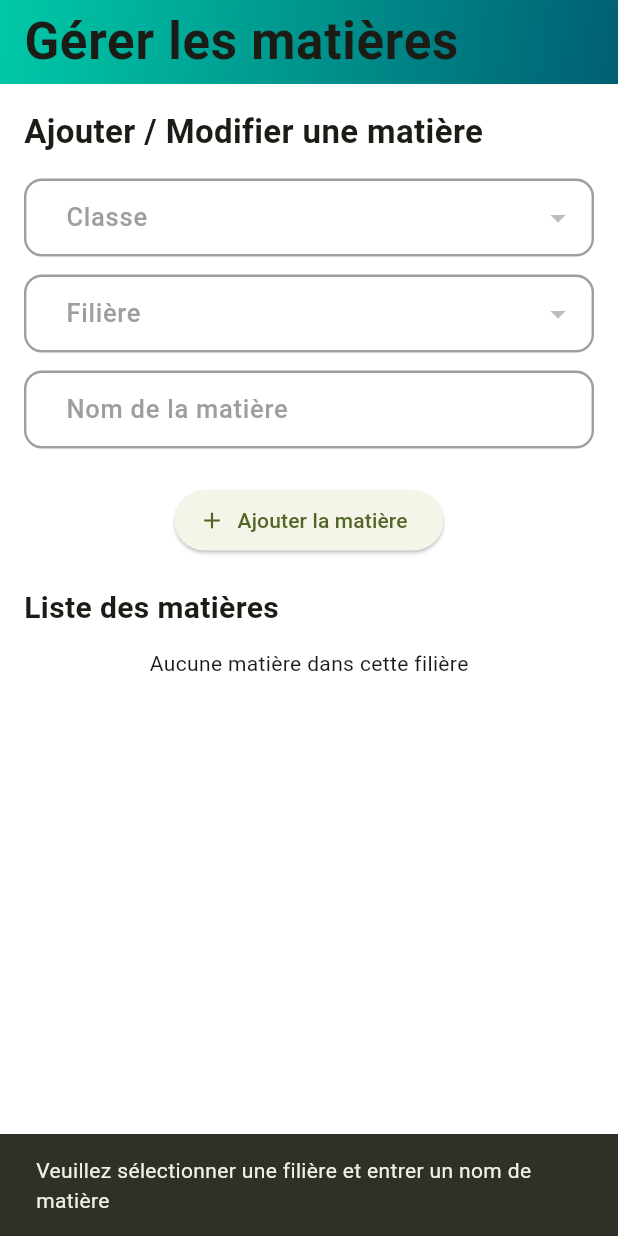
After one commit to yvy15/orientationscolaire, a Flutter app: the DashboardMatieres screen opened directly, after a tap on "Ajouter la matière", on a phone screen of 412 x 824 dp. The commit adds this screen. Run offline on Flutter 3.47's test engine with Material 3 defaults, Android fonts, the phone set to English and light mode, and no system bars; our stand-ins replace file_picker, shared_preferences, syncfusion_flutter_charts; accounts and stored records are empty.

Commit message:
l'interface de l'ajout de matiere fonctionne normalement et je pense quil n'ya plus rien a ajouter dans etablissement a part l'api de messagerie

```diff
--- a/frontend/lib/Config/ApiConfig.dart
+++ b/frontend/lib/Config/ApiConfig.dart
@@ -1,3 +1,3 @@
 class ApiConfig {
-  static const String baseUrl = "http://10.60.98.253:8080/api";
+  static const String baseUrl = "http://192.168.2.117:8080/api";
 }
--- /dev/null
+++ b/frontend/lib/screens/etablissment/dashboard_matieres.dart
@@ -0,0 +1,316 @@
+import 'package:flutter/material.dart';
+import 'package:frontend/models/Classe.dart';
+import 'package:frontend/models/Matiere.dart';
+import 'package:frontend/services/Classeservice.dart';
+import 'package:frontend/services/Filiereservice.dart';
+import 'package:frontend/services/MatiereService.dart';
+import 'package:shared_preferences/shared_preferences.dart';
+
+
+class DashboardMatieres extends StatefulWidget {
+  const DashboardMatieres({Key? key}) : super(key: key);
+
+  @override
+  State<DashboardMatieres> createState() => _DashboardMatieresState();
+}
+
+class _DashboardMatieresState extends State<DashboardMatieres> {
+  final TextEditingController _matiereController = TextEditingController();
+  List<Classe> _classes = [];
+  List<String> _listeClasses = [];
+  Map<String, List<Map<String, dynamic>>> _donneesFilieres = {};
+  String? _classeSelectionnee;
+  String? _filiereSelectionnee;
+  List<Matiere> _matieres = [];
+  int? _matiereEnEditionId;
+
+  @override
+  void initState() {
+    super.initState();
+    _chargerClassesEtFilieres();
+  }
+
+  Future<String?> _getUtilisateurEmail() async {
+    final prefs = await SharedPreferences.getInstance();
+    return prefs.getString('email');
+  }
+
+  Future<void> _chargerClassesEtFilieres() async {
+    try {
+      final userEmail = await _getUtilisateurEmail();
+      if (userEmail != null && userEmail.isNotEmpty) {
+        final etablissement = await ClasseService().getEtablissementByUtilisateurEmail(userEmail);
+        if (etablissement != null) {
+          int etablissementId = etablissement.id!;
+          _classes = await ClasseService().getClasses(etablissementId);
+          _listeClasses = _classes.map((c) => c.classe).toList();
+          _donneesFilieres = await FiliereService().getFilieresParClassePourEtablissement(etablissementId);
+          setState(() {
+            if (_listeClasses.isNotEmpty) {
+              _classeSelectionnee = _listeClasses.first;
+            }
+            if (_classeSelectionnee != null && _donneesFilieres[_classeSelectionnee!] != null && _donneesFilieres[_classeSelectionnee!]!.isNotEmpty) {
+              _filiereSelectionnee = _donneesFilieres[_classeSelectionnee!]!.first['filiere'].toString();
+            } else {
+              _filiereSelectionnee = null;
+            }
+          });
+          await _chargerMatieres();
+        }
+      }
+    } catch (e) {
+      ScaffoldMessenger.of(context).showSnackBar(
+        SnackBar(content: Text('Erreur lors du chargement initial: $e')),
+      );
+    }
+  }
+
+  Future<void> _chargerMatieres() async {
+    if (_filiereSelectionnee == null) {
+      setState(() {
+        _matieres = [];
+      });
+      return;
+    }
+    try {
+      final filiereList = _donneesFilieres[_classeSelectionnee!]!;
+      final filiereObj = filiereList.firstWhere(
+            (f) => f['filiere'].toString() == _filiereSelectionnee,
+        orElse: () => <String, dynamic>{},
+      );
+      if (filiereObj.isEmpty || filiereObj['id'] == null) {
+        setState(() {
+          _matieres = [];
+        });
+        return;
+      }
+      final filiereId = filiereObj['id'] as int;
+      final matieresChargees = await MatiereService().getMatieres(filiereId);
+      setState(() {
+        _matieres = matieresChargees;
+      });
+    } catch (e) {
+      ScaffoldMessenger.of(context).showSnackBar(
+        SnackBar(content: Text('Erreur lors du chargement des matières: $e')),
+      );
+    }
+  }
+
+  Future<void> _ajouterOuModifierMatiere() async {
+    final matiereNom = _matiereController.text.trim();
+    if (matiereNom.isEmpty || _filiereSelectionnee == null) {
+      ScaffoldMessenger.of(context).showSnackBar(
+        const SnackBar(content: Text('Veuillez sélectionner une filière et entrer un nom de matière')),
+      );
+      return;
+    }
+
+    try {
+      final filiereList = _donneesFilieres[_classeSelectionnee!];
+      final filiereObj = filiereList!.firstWhere(
+            (f) => f['filiere'].toString() == _filiereSelectionnee,
+        orElse: () => <String, dynamic>{},
+      );
+      if (filiereObj.isEmpty || filiereObj['id'] == null) return;
+      final filiereId = filiereObj['id'] as int;
+
+      if (_matiereEnEditionId == null) {
+        // Ajouter une nouvelle matière
+        await MatiereService().ajouterMatiere(Matiere(
+          id: null,
+          nom: matiereNom,
+          idFiliere: filiereId,
+        ));
+        ScaffoldMessenger.of(context).showSnackBar(const SnackBar(content: Text('Matière ajoutée avec succès')));
+      } else {
+        // Mettre à jour une matière existante
+        await MatiereService().modifierMatiere(_matiereEnEditionId!, Matiere(
+          id: _matiereEnEditionId!,
+          nom: matiereNom,
+          idFiliere: filiereId,
+        ));
+        ScaffoldMessenger.of(context).showSnackBar(const SnackBar(content: Text('Matière modifiée avec succès')));
+      }
+      // Recharger les matières et réinitialiser le mode d'édition après chaque action réussie
+      setState(() {
+        _matiereEnEditionId = null;
+        _matiereController.clear();
+      });
+      await _chargerMatieres();
+    } catch (e) {
+      ScaffoldMessenger.of(context).showSnackBar(SnackBar(content: Text('Erreur: $e')));
+    }
+  }
+
+  void _preparerEdition(Matiere matiere) {
+    setState(() {
+      _matiereEnEditionId = matiere.id;
+      _matiereController.text = matiere.nom;
+    });
+  }
+
+  Future<void> _supprimerMatiere(int? matiereId) async {
+    if (matiereId == null) {
+      ScaffoldMessenger.of(context).showSnackBar(
+        const SnackBar(content: Text('Erreur: L\'ID de la matière est manquant.')),
+      );
+      return;
+    }
+    try {
+      await MatiereService().supprimerMatiere(matiereId);
+      ScaffoldMessenger.of(context).showSnackBar(const SnackBar(content: Text('Matière supprimée avec succès')));
+      await _chargerMatieres();
+    } catch (e) {
+      ScaffoldMessenger.of(context).showSnackBar(SnackBar(content: Text('Erreur lors de la suppression: $e')));
+    }
+  }
+
+  Widget buildResponsiveRow(List<Widget> children, {double spacing = 12}) {
+    return LayoutBuilder(builder: (context, constraints) {
+      bool isMobile = constraints.maxWidth < 600;
+      if (isMobile) {
+        return Column(
+          crossAxisAlignment: CrossAxisAlignment.stretch,
+          children: children.map((w) => Padding(
+            padding: EdgeInsets.only(bottom: spacing),
+            child: w,
+          )).toList(),
+        );
+      } else {
+        return Row(
+          children: children.map((w) => Expanded(
+            child: Padding(
+              padding: EdgeInsets.only(right: spacing),
+              child: w,
+            ),
+          )).toList(),
+        );
+      }
+    });
+  }
+
+  @override
+  Widget build(BuildContext context) {
+    return Scaffold(
+      appBar: AppBar(
+        title: const Text('Gérer les matières'),
+        automaticallyImplyLeading: false,
+        flexibleSpace: Container(
+          decoration: const BoxDecoration(
+            gradient: LinearGradient(
+              colors: [Color(0xFF00C9A7), Color(0xFF005F73)],
+              begin: Alignment.topLeft,
+              end: Alignment.bottomRight,
+            ),
+          ),
+        ),
+      ),
+      body: SingleChildScrollView(
+        padding: const EdgeInsets.all(16),
+        child: Column(
+          crossAxisAlignment: CrossAxisAlignment.start,
+          children: [
+            const Text('Ajouter / Modifier une matière',
+                style: TextStyle(fontSize: 22, fontWeight: FontWeight.bold)),
+            const SizedBox(height: 16),
+            buildResponsiveRow([
+              DropdownButtonFormField<String>(
+                value: _classeSelectionnee,
+                decoration: const InputDecoration(labelText: 'Classe', border: OutlineInputBorder()),
+                items: _listeClasses.map((c) => DropdownMenuItem(value: c, child: Text(c))).toList(),
+                onChanged: (val) {
+                  setState(() {
+                    _classeSelectionnee = val;
+                    if (_donneesFilieres[_classeSelectionnee!] != null && _donneesFilieres[_classeSelectionnee!]!.isNotEmpty) {
+                      _filiereSelectionnee = _donneesFilieres[_classeSelectionnee!]!.first['filiere'].toString();
+                    } else {
+                      _filiereSelectionnee = null;
+                    }
+                    _matieres = [];
+                    // Réinitialiser le mode d'édition
+                    _matiereEnEditionId = null;
+                    _matiereController.clear();
+                  });
+                  _chargerMatieres();
+                },
+              ),
+              DropdownButtonFormField<String>(
+                value: _filiereSelectionnee,
+                decoration: const InputDecoration(labelText: 'Filière', border: OutlineInputBorder()),
+                items: (_classeSelectionnee != null && _donneesFilieres[_classeSelectionnee!] != null && _donneesFilieres[_classeSelectionnee!]!.isNotEmpty)
+                    ? _donneesFilieres[_classeSelectionnee!]!.map((f) => DropdownMenuItem(
+                    value: f['filiere'].toString(),
+                    child: Text(f['filiere'].toString()))).toList()
+                    : [],
+                onChanged: (val) {
+                  setState(() {
+                    _filiereSelectionnee = val;
+                    _matieres = [];
+                    // Réinitialiser le mode d'édition
+                    _matiereEnEditionId = null;
+                    _matiereController.clear();
+                  });
+                  _chargerMatieres();
+                },
+              ),
+              TextField(
+                controller: _matiereController,
+                decoration: const InputDecoration(labelText: 'Nom de la matière', border: OutlineInputBorder()),
+              ),
+            ]),
+            const SizedBox(height: 12),
+            Center(
+              child: ElevatedButton.icon(
+                onPressed: _ajouterOuModifierMatiere,
+                icon: Icon(_matiereEnEditionId != null ? Icons.edit : Icons.add),
+                label: Text(_matiereEnEditionId != null ? 'Modifier la matière' : 'Ajouter la matière'),
+              ),
+            ),
+            const SizedBox(height: 20),
+            const Text('Liste des matières',
+                style: TextStyle(fontSize: 20, fontWeight: FontWeight.bold)),
+            const SizedBox(height: 12),
+            _matieres.isEmpty
+                ? const Center(child: Text('Aucune matière dans cette filière'))
+                : ListView.builder(
+              shrinkWrap: true,
+              physics: const NeverScrollableScrollPhysics(),
+              itemCount: _matieres.length,
+              itemBuilder: (context, index) {
+                final matiere = _matieres[index];
+                return Card(
+                  margin: const EdgeInsets.symmetric(vertical: 6),
+                  elevation: 2,
+                  child: ListTile(
+                    title: Text(matiere.nom),
+                    trailing: Row(
+                      mainAxisSize: MainAxisSize.min,
+                      children: [
+                        IconButton(
+                          icon: const Icon(Icons.edit, color: Colors.blue),
+                          tooltip: 'Modifier',
+                          onPressed: () => _preparerEdition(matiere),
+                        ),
+                        IconButton(
+                          icon: const Icon(Icons.delete, color: Colors.red),
+                          tooltip: 'Supprimer',
+                          onPressed: () => _supprimerMatiere(matiere.id),
+                        ),
+                      ],
+                    ),
+                  ),
+                );
+              },
+            ),
+          ],
+        ),
+      ),
+    );
+  }
+
+  @override
+  void dispose() {
+    _matiereController.dispose();
+    super.dispose();
+  }
+}
--- a/frontend/lib/services/MatiereService.dart
+++ b/frontend/lib/services/MatiereService.dart
@@ -1,59 +1,99 @@
 import 'dart:convert';
+import 'package:flutter/foundation.dart';
 import 'package:frontend/models/Matiere.dart';
 import 'package:http/http.dart' as http;
 import 'package:frontend/Config/ApiConfig.dart';
 
 
+// Nouvelle classe DTO pour les requêtes POST/PUT
+// Elle ne contient que les données nécessaires pour l'envoi.
+class MatiereRequestDto {
+  final String nom;
+  final Map<String, int> filiere;
+
+  MatiereRequestDto({
+    required this.nom,
+    required int filiereId,
+  }) : filiere = {'id': filiereId};
+
+  Map<String, dynamic> toJson() {
+    return {
+      'nom': nom,
+      'filiere': filiere,
+    };
+  }
+}
+
 class MatiereService {
   final String baseUrl = "${ApiConfig.baseUrl}/matieres";
 
-Future<List<Matiere>> getMatieres(int filiereId) async {
-  final response = await http.get(Uri.parse('$baseUrl?filiereId=$filiereId'));
-  if (response.statusCode == 200) {
-    final List<dynamic> data = json.decode(response.body);
-    return data.map((json) => Matiere.fromJson(json)).toList();
-  } else {
-    throw Exception('Erreur lors du chargement des matières');
-  }
-}
-
-
-  /*Future<List<Matiere>> getMatieresParFiliere(String filiere) async {
-    final response = await http.get(Uri.parse('$baseUrl?filiere=$filiere'));
+  Future<List<Matiere>> getMatieres(int filiereId) async {
+    final response = await http.get(Uri.parse('$baseUrl?filiereId=$filiereId'));
     if (response.statusCode == 200) {
       final List<dynamic> data = json.decode(response.body);
       return data.map((json) => Matiere.fromJson(json)).toList();
     } else {
-      throw Exception('Erreur lors du chargement des matières par filière');
+      if (kDebugMode) {
+        print('Erreur lors du chargement des matières - Statut: ${response.statusCode}');
+        print('Erreur lors du chargement des matières - Corps: ${response.body}');
+      }
+      throw Exception('Erreur lors du chargement des matières: ${response.body}');
     }
-  }*/
+  }
 
-  Future<void> ajouterMatiere(Matiere matiere) async {
+  Future<Matiere> ajouterMatiere(Matiere matiere) async {
+    // Utiliser le DTO pour formater le corps de la requête
+    final matiereDto = MatiereRequestDto(nom: matiere.nom, filiereId: matiere.idFiliere!);
+    final body = json.encode(matiereDto.toJson());
+    if (kDebugMode) {
+      print('Envoi de la requête POST vers: $baseUrl');
+      print('Corps de la requête: $body');
+    }
     final response = await http.post(
       Uri.parse(baseUrl),
       headers: {'Content-Type': 'application/json'},
-      body: json.encode(matiere.toJson()),
+      body: body,
     );
-    if (response.statusCode != 201 && response.statusCode != 200) {
-      throw Exception('Erreur lors de l\'ajout de la matière');
+
+    if (response.statusCode == 201 || response.statusCode == 200) {
+      if (kDebugMode) {
+        print('Matière ajoutée avec succès! Statut: ${response.statusCode}');
+      }
+      return Matiere.fromJson(json.decode(response.body));
+    } else {
+      if (kDebugMode) {
+        print('Erreur du serveur - Statut: ${response.statusCode}');
+        print('Erreur du serveur - Corps: ${response.body}');
+      }
+      throw Exception('Erreur lors de l\'ajout de la matière: ${response.body}');
     }
   }
 
   Future<void> modifierMatiere(int id, Matiere matiere) async {
+    // Utiliser le DTO pour formater le corps de la requête
+    final matiereDto = MatiereRequestDto(nom: matiere.nom, filiereId: matiere.idFiliere!);
     final response = await http.put(
       Uri.parse('$baseUrl/$id'),
       headers: {'Content-Type': 'application/json'},
-      body: json.encode(matiere.toJson()),
+      body: json.encode(matiereDto.toJson()),
     );
     if (response.statusCode != 200) {
-      throw Exception('Erreur lors de la modification de la matière');
+      if (kDebugMode) {
+        print('Erreur du serveur - Statut: ${response.statusCode}');
+        print('Erreur du serveur - Corps: ${response.body}');
+      }
+      throw Exception('Erreur lors de la modification de la matière: ${response.body}');
     }
   }
 
   Future<void> supprimerMatiere(int id) async {
     final response = await http.delete(Uri.parse('$baseUrl/$id'));
     if (response.statusCode != 204 && response.statusCode != 200) {
-      throw Exception('Erreur lors de la suppression de la matière');
+      if (kDebugMode) {
+        print('Erreur du serveur - Statut: ${response.statusCode}');
+        print('Erreur du serveur - Corps: ${response.body}');
+      }
+      throw Exception('Erreur lors de la suppression de la matière: ${response.body}');
     }
   }
 }
```
Also changed, not shown: frontend/lib/models/Matiere.dart (+9 -4 lines), frontend/lib/screens/etablissment/dashboard_layout.dart (+7 -0 lines), 3 other files.
